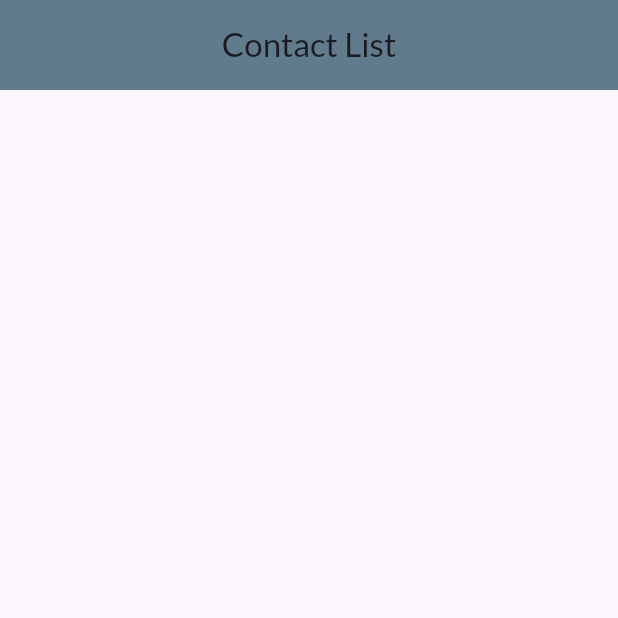
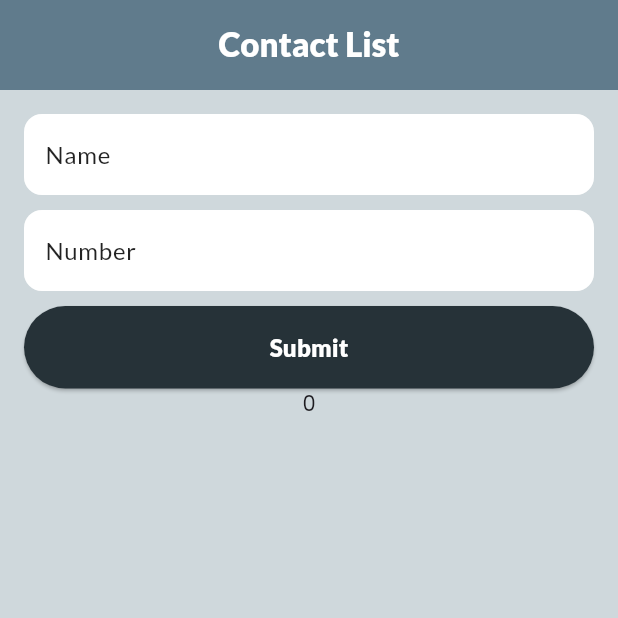
Before and after one commit to didipta/contactlist, a Flutter app: the screen it shows after launch, on a phone screen of 412 x 824 dp, the top half of it. Run offline on Flutter 3.47's test engine with Material 3 defaults, Android fonts, the phone set to English and light mode, and no system bars; drawn by our look-alikes of flutter_form_builder; our stand-ins replace form_builder_validators, google_fonts.

Commit message:
folder set screen design

```diff
--- /dev/null
+++ b/lib/Entity/Contact.dart
@@ -0,0 +1,6 @@
+class Contact{
+  final String name;
+  final String phoneNumber;
+
+  Contact(this.name, this.phoneNumber);
+}
--- a/lib/Screen/HomeScreen.dart
+++ b/lib/Screen/HomeScreen.dart
@@ -1,3 +1,6 @@
+import 'package:contactlist/Entity/Contact.dart';
+import 'package:contactlist/Utils/commonfunction.dart';
+import 'package:contactlist/Widget/AddContactlist.dart';
 import 'package:flutter/cupertino.dart';
 import 'package:flutter/material.dart';
 
@@ -6,14 +9,33 @@ class HomeScreen extends StatefulWidget {
 
   @override
   State<HomeScreen> createState() => _HomeScreenState();
+
+
+
 }
 
 class _HomeScreenState extends State<HomeScreen> {
   @override
   Widget build(BuildContext context) {
+    var width=MediaQuery.of(context).size.width;
+    List<Contact> contacts=[];
+
+    _addContat(String name,String number){
+      print(name + number);
+
+      setState(() {
+        addContact(contacts, name, number);
+      });
+
+      print(contacts.length.toString());
+
+    }
     return Scaffold(
       appBar: AppBar(
-        title:Text("Contact List") ,
+        title:Text("Contact List",style: TextStyle(
+          color: Colors.white,
+          fontWeight: FontWeight.w900
+        ),) ,
         backgroundColor: Colors.blueGrey.shade500,
         titleSpacing: 100,
         toolbarHeight: 60,
@@ -22,9 +44,15 @@ class _HomeScreenState extends State<HomeScreen> {
         centerTitle:true ,
       ),
       body: Container(
+        width: width,
+        color: Colors.blueGrey.shade100,
+        padding: EdgeInsets.all(16),
         child: Column(
+          mainAxisAlignment: MainAxisAlignment.start,
+          crossAxisAlignment: CrossAxisAlignment.center,
           children: [
-
+               AddContact(addcontact:_addContat),
+            Text(contacts.length.toString())
           ],
         ),
       ),
--- /dev/null
+++ b/lib/Utils/PhoneNumberInputFormatter.dart
@@ -0,0 +1,27 @@
+import 'package:flutter/services.dart';
+
+class PhoneNumberInputFormatter extends TextInputFormatter {
+  @override
+  TextEditingValue formatEditUpdate(
+      TextEditingValue oldValue,
+      TextEditingValue newValue,
+      ) {
+    final text = newValue.text;
+
+    // Remove any existing hyphens
+    String cleanText = text.replaceAll('-', '');
+
+    // Insert a hyphen after the first 5 digits
+    String formattedText;
+    if (cleanText.length > 5) {
+      formattedText = cleanText.substring(0, 5) + '-' + cleanText.substring(5);
+    } else {
+      formattedText = cleanText;
+    }
+
+    return newValue.copyWith(
+      text: formattedText,
+      selection: TextSelection.collapsed(offset: formattedText.length),
+    );
+  }
+}
--- a/lib/Utils/Themedata.dart
+++ b/lib/Utils/Themedata.dart
@@ -3,7 +3,42 @@ import 'package:google_fonts/google_fonts.dart';
 
 ThemeData themeData(theme){
   return ThemeData(
+    primaryColor: Colors.white,
+    inputDecorationTheme: InputDecorationTheme(
+      enabledBorder: OutlineInputBorder(
+        borderSide: BorderSide(color: Colors.white38),
+        borderRadius: BorderRadius.circular(12.0),
+      ),
+      focusedBorder: OutlineInputBorder(
+        borderSide: BorderSide(color: Colors.black87),
+        borderRadius: BorderRadius.circular(12.0),
+      ),
+      errorBorder: OutlineInputBorder(
+        borderSide: BorderSide(color: Colors.red),
+        borderRadius: BorderRadius.circular(12.0),
+      ),
+      focusedErrorBorder: OutlineInputBorder(
+        borderSide: BorderSide(color: Colors.red),
+        borderRadius: BorderRadius.circular(12.0),
+      ),
+      filled: true,
+      fillColor: Colors.white,
+      contentPadding: EdgeInsets.symmetric(vertical: 15.0, horizontal: 10.0),
+      hintStyle: TextStyle(color: Colors.grey),
+      labelStyle: TextStyle(color: Colors.black87),
+      floatingLabelBehavior: FloatingLabelBehavior.auto,
 
+
+
+    ),
+      elevatedButtonTheme: ElevatedButtonThemeData(
+          style: ElevatedButton.styleFrom(
+            backgroundColor: Colors.blueGrey.shade900,
+
+              fixedSize: const Size.fromWidth(double.maxFinite),
+              padding: const EdgeInsets.symmetric(vertical: 16)
+          )
+      ),
     textTheme: GoogleFonts.latoTextTheme(theme.textTheme).copyWith(
       bodyMedium: GoogleFonts.poppins(textStyle: theme.textTheme.bodyMedium),
     ),
--- /dev/null
+++ b/lib/Utils/commonfunction.dart
@@ -0,0 +1,8 @@
+import 'package:contactlist/Entity/Contact.dart';
+
+void addContact(conacts,name,number){
+  Contact contact=new Contact(name, number);
+  print(contact.name);
+  conacts.add(contact);
+
+}
--- a/lib/Widget/AddContactlist.dart
+++ b/lib/Widget/AddContactlist.dart
@@ -1,14 +1,20 @@
+import 'package:contactlist/Utils/PhoneNumberInputFormatter.dart';
 import 'package:flutter/cupertino.dart';
 import 'package:flutter/material.dart';
+import 'package:flutter/services.dart';
 import 'package:flutter_form_builder/flutter_form_builder.dart';
+import 'package:form_builder_validators/form_builder_validators.dart';
 
 class AddContact extends StatelessWidget {
-  const AddContact({Key? key}) : super(key: key);
-
+  final Function (String,String) addcontact;
+  const AddContact({Key? key, required this.addcontact}) : super(key: key);
   @override
   Widget build(BuildContext context) {
+    var width=MediaQuery.of(context).size.width;
     final _formKey = GlobalKey<FormBuilderState>();
-    return FormBuilder(
+    return Container(
+      width: width<650?width:650,
+      child: FormBuilder(
         key: _formKey,
         child: Column(
           children: <Widget>[
@@ -16,36 +22,47 @@ class AddContact extends StatelessWidget {
               name: 'name',
               decoration: InputDecoration(labelText: 'Name'),
               validator: FormBuilderValidators.compose([
-              FormBuilderValidators.required(context),
-              FormBuilderValidators.minLength(context, 3),
+                FormBuilderValidators.required(),
+                FormBuilderValidators.minLength( 3),
               ]),
             ),
-          SizedBox(height: 20),
+            SizedBox(height: 10),
             FormBuilderTextField(
               name: 'number',
               decoration: InputDecoration(labelText: 'Number'),
-            keyboardType: TextInputType.number,
+              keyboardType: TextInputType.phone,
+              inputFormatters:[
+                FilteringTextInputFormatter.digitsOnly,
+                PhoneNumberInputFormatter()
+              ],
               validator: FormBuilderValidators.compose([
-              FormBuilderValidators.required(context),
-              FormBuilderValidators.numeric(context),
+                FormBuilderValidators.required(),
+                // FormBuilderValidators.numeric(),
               ]),
             ),
-          SizedBox(height: 20),
+            SizedBox(height: 10),
             ElevatedButton(
               onPressed: () {
                 if (_formKey.currentState?.saveAndValidate() ?? false) {
                   final formData = _formKey.currentState?.value;
                   if (formData != null) {
-                  _saveData(formData);
+                    // _saveData(formData);
+                    addcontact(formData['name'],formData['number']);
                   }
                 } else {
                   print("Validation failed");
                 }
               },
-            child: Text('Submit'),
+              child: Text('Submit',style: TextStyle(
+                color: Colors.white,
+                fontWeight: FontWeight.w900,
+                fontSize: 16
+              ),),
             ),
           ],
         ),
+      ),
     );
   }
+
 }
```
Also changed, not shown: pubspec.lock, 1 other file. Lines whose indentation alone changed are shown as unchanged.
